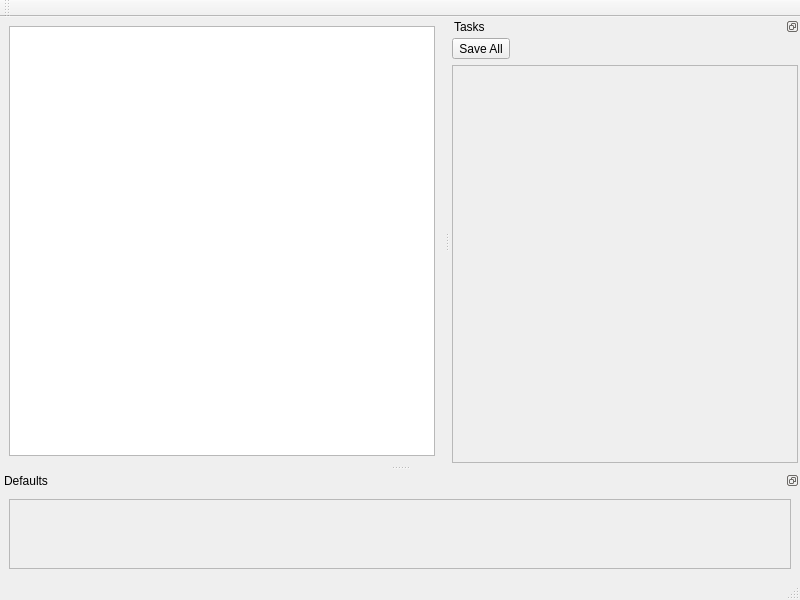
Qt form qtMushi/qtMushi/quicktaskcreator.ui (JWambaugh/mushi) before a commit.
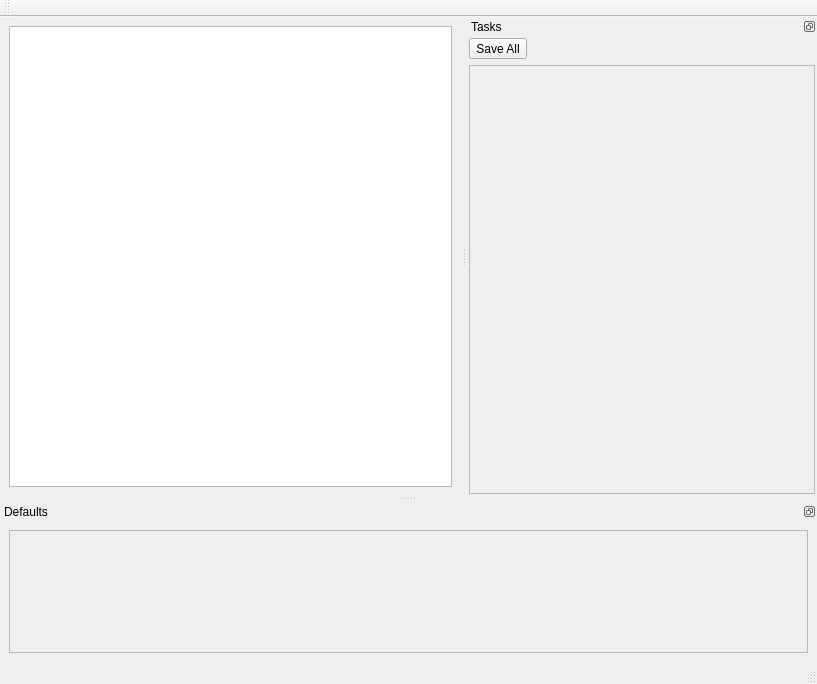
The same form after that commit.

```diff
--- a/qtMushi/qtMushi/quicktaskcreator.ui
+++ b/qtMushi/qtMushi/quicktaskcreator.ui
@@ -6,8 +6,8 @@
    <rect>
     <x>0</x>
     <y>0</y>
-    <width>800</width>
-    <height>600</height>
+    <width>817</width>
+    <height>684</height>
    </rect>
   </property>
   <property name="windowTitle">
@@ -96,7 +96,7 @@
           <x>0</x>
           <y>0</y>
           <width>342</width>
-          <height>378</height>
+          <height>386</height>
          </rect>
         </property>
        </widget>
@@ -123,6 +123,12 @@
    </attribute>
   </widget>
   <widget class="QDockWidget" name="defaultsWindow">
+   <property name="minimumSize">
+    <size>
+     <width>104</width>
+     <height>160</height>
+    </size>
+   </property>
    <property name="features">
     <set>QDockWidget::DockWidgetFloatable|QDockWidget::DockWidgetMovable</set>
    </property>
@@ -144,8 +150,8 @@
          <rect>
           <x>0</x>
           <y>0</y>
-          <width>772</width>
-          <height>76</height>
+          <width>789</width>
+          <height>152</height>
          </rect>
         </property>
        </widget>
```
